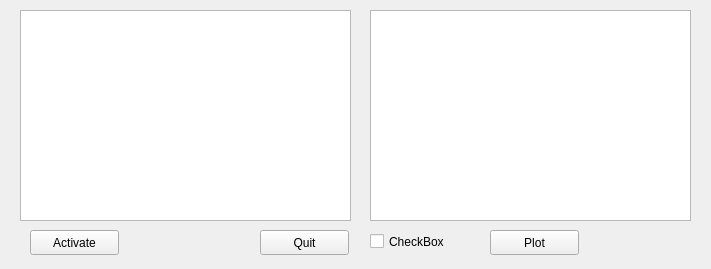
Qt form rqt_aidin2/src/rqt_aidin2.ui (jimpark48/rqt_aidin2) before a commit.
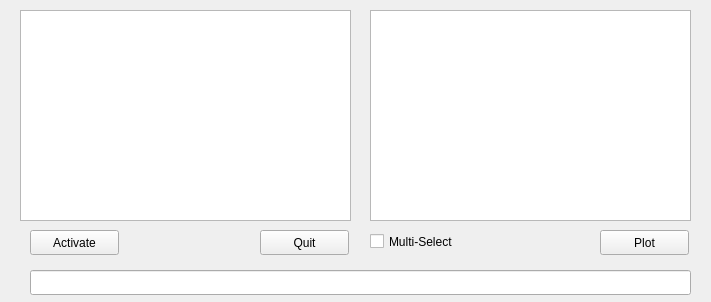
The same form after that commit.

What changed in the file:
```diff
--- a/rqt_aidin2/src/rqt_aidin2.ui
+++ b/rqt_aidin2/src/rqt_aidin2.ui
@@ -7,7 +7,7 @@
     <x>0</x>
     <y>0</y>
     <width>711</width>
-    <height>269</height>
+    <height>302</height>
    </rect>
   </property>
   <property name="windowTitle">
@@ -52,7 +52,7 @@
   <widget class="QPushButton" name="pushButton_3">
    <property name="geometry">
     <rect>
-     <x>490</x>
+     <x>600</x>
      <y>230</y>
      <width>89</width>
      <height>25</height>
@@ -77,12 +77,22 @@
     <rect>
      <x>370</x>
      <y>230</y>
-     <width>92</width>
+     <width>111</width>
      <height>23</height>
     </rect>
    </property>
    <property name="text">
-    <string>CheckBox</string>
+    <string>Multi-Select</string>
+   </property>
+  </widget>
+  <widget class="QLineEdit" name="lineEdit">
+   <property name="geometry">
+    <rect>
+     <x>30</x>
+     <y>270</y>
+     <width>661</width>
+     <height>25</height>
+    </rect>
    </property>
   </widget>
  </widget>
```
